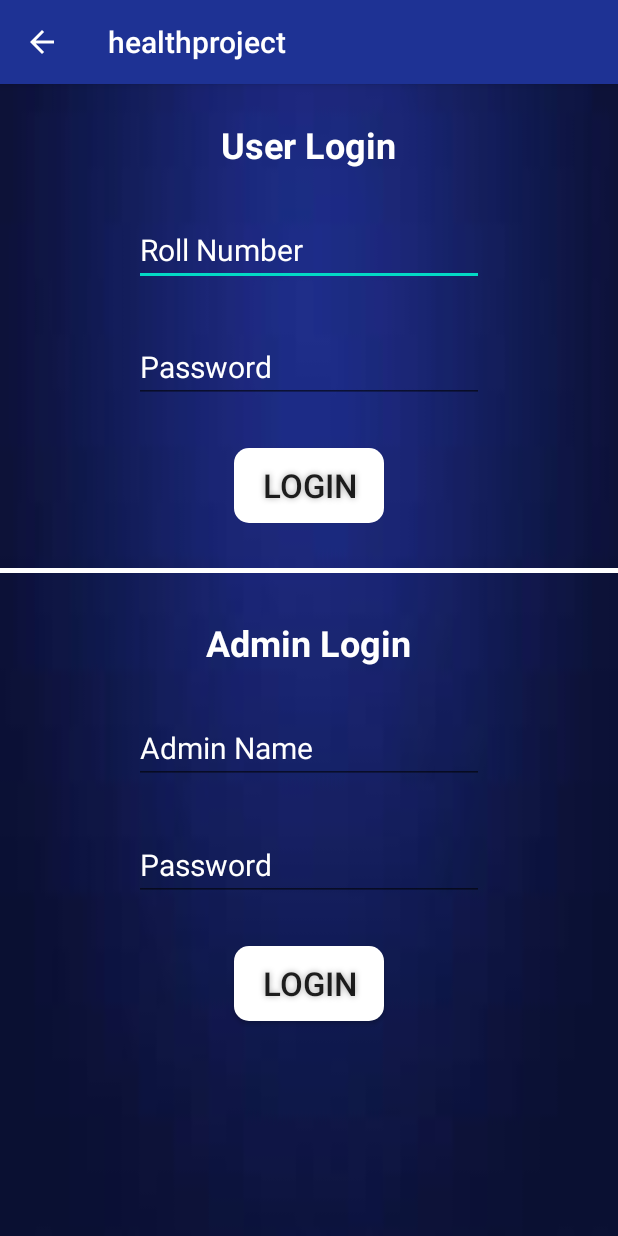
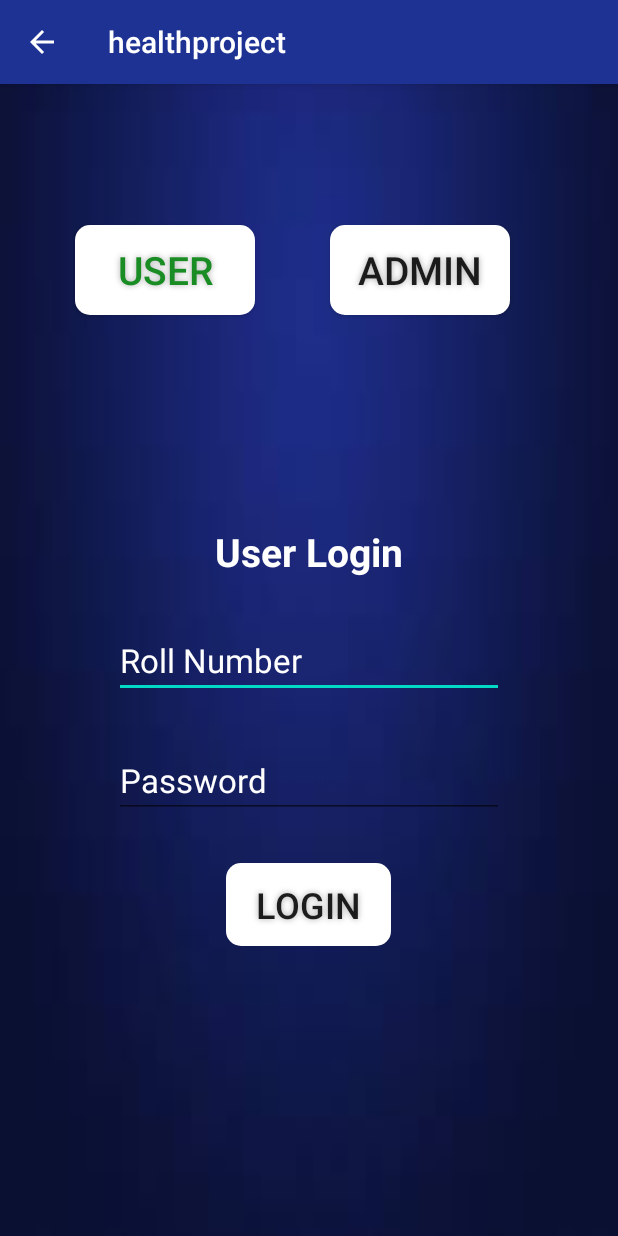
Before and after one commit to bsaibrahadeesh/RecordPlus, an Android app: the Loginpage screen opened directly, with no data from a screen before it, on a phone screen of 412 x 824 dp. Run offline under Robolectric (Android 15) with nearby library versions, the phone set to English and light mode, and no system bars; Roboto replaces fonts that are not available here.

Commit message:
Changed the login page with buttons and fragments

```diff
--- /dev/null
+++ b/app/src/main/java/com/example/healthproject/FirstFragment.java
@@ -0,0 +1,63 @@
+package com.example.healthproject;
+
+import android.content.Context;
+import android.content.Intent;
+import android.database.Cursor;
+import android.database.sqlite.SQLiteDatabase;
+import android.os.Bundle;
+import androidx.appcompat.app.AppCompatActivity;
+import androidx.appcompat.widget.Toolbar;
+import androidx.fragment.app.Fragment;
+
+import android.util.Log;
+import android.view.LayoutInflater;
+import android.view.MenuItem;
+import android.view.View;
+import android.view.ViewGroup;
+import android.widget.Button;
+import android.widget.EditText;
+import android.widget.Toast;
+
+public class FirstFragment extends Fragment implements View.OnClickListener {
+
+    View view;
+    Button login1;
+    EditText username1, pass1;
+    SQLiteDatabase db;
+
+    @Override
+    public View onCreateView(LayoutInflater inflater, ViewGroup container,
+                             Bundle savedInstanceState) {
+
+        // Inflate the layout for this fragment
+        view = inflater.inflate(R.layout.fragment_first, container, false);
+
+        username1 = view.findViewById(R.id.username1);
+        pass1 = view.findViewById(R.id.password1);
+        login1 = view.findViewById(R.id.login1);
+        login1.setOnClickListener(this);
+        db = getActivity().openOrCreateDatabase("StudentDB", Context.MODE_PRIVATE, null);
+        db.execSQL("CREATE TABLE IF NOT EXISTS Student(rollno VARCHAR,name VARCHAR,password VARCHAR,emailid VARCHAR,phonenumber VARCHAR,dateofbirth VARCHAR,parentnumber1 VARCHAR,parentnumber2 VARCHAR,hostel VARCHAR,roomno VARCHAR);");
+        return view;
+
+    }
+
+    @Override
+    public void onClick(View view) {
+            if (username1.getText().toString().length() == 0 || pass1.getText().toString().length() == 0) {
+                Toast.makeText(getActivity(), "Enter Rollno/password", Toast.LENGTH_SHORT).show();
+            }
+            Cursor c = db.rawQuery("SELECT * FROM Student WHERE rollno='" + username1.getText() + "' and password='" + pass1.getText() + "'", null);
+            if (c.moveToFirst()) {
+                username1.setText("");
+                pass1.setText("");
+                Intent i = new Intent(getActivity(), userbase.class);
+                i.putExtra("rollno", c.getString(0));
+                Toast.makeText(getActivity(), "Successfully Logged In", Toast.LENGTH_LONG).show();
+                startActivity(i);
+            } else {
+                Toast.makeText(getActivity(), "Invalid Rollno/password", Toast.LENGTH_SHORT).show();
+            }
+    }
+
+}
--- a/app/src/main/java/com/example/healthproject/Loginpage.java
+++ b/app/src/main/java/com/example/healthproject/Loginpage.java
@@ -1,47 +1,76 @@
 package com.example.healthproject;
 
 import androidx.appcompat.app.AppCompatActivity;
+import androidx.appcompat.content.res.AppCompatResources;
 import androidx.appcompat.widget.Toolbar;
+import androidx.core.view.ViewCompat;
+import androidx.fragment.app.Fragment;
+import androidx.fragment.app.FragmentManager;
+import androidx.fragment.app.FragmentTransaction;
 
-import android.content.Context;
-import android.content.Intent;
-import android.database.Cursor;
-import android.database.sqlite.SQLiteDatabase;
+import android.content.res.ColorStateList;
+import android.graphics.Color;
 import android.os.Bundle;
-import android.util.Log;
 import android.view.MenuItem;
 import android.view.View;
 import android.widget.Button;
-import android.widget.EditText;
 import android.widget.Toast;
 
-public class Loginpage extends AppCompatActivity implements View.OnClickListener {
-    EditText username1, pass1, username2, pass2;
-    Button login1, login2;
-    SQLiteDatabase db, db1;
+public class Loginpage extends AppCompatActivity {
+    Button firstFragment, secondFragment;
 
     @Override
     protected void onCreate(Bundle savedInstanceState) {
         super.onCreate(savedInstanceState);
         setContentView(R.layout.activity_loginpage);
 
+        firstFragment =  findViewById(R.id.frag1);
+        secondFragment = findViewById(R.id.frag2);
+
         Toolbar toolbar =findViewById(R.id.toolbar);
         setSupportActionBar(toolbar);
         getSupportActionBar().setDisplayHomeAsUpEnabled(true);
         getSupportActionBar().setDisplayShowHomeEnabled(true);
 
-        username1 = findViewById(R.id.username1);
-        pass1 = findViewById(R.id.password1);
-        login1 = findViewById(R.id.login1);
-        username2 = findViewById(R.id.username2);
-        pass2 = findViewById(R.id.password2);
-        login2 = findViewById(R.id.login2);
-        login1.setOnClickListener(this);
-        login2.setOnClickListener(this);
-        db = openOrCreateDatabase("StudentDB", Context.MODE_PRIVATE, null);
-        db.execSQL("CREATE TABLE IF NOT EXISTS Student(rollno VARCHAR,name VARCHAR,password VARCHAR,emailid VARCHAR,phonenumber VARCHAR,dateofbirth VARCHAR,parentnumber1 VARCHAR,parentnumber2 VARCHAR,hostel VARCHAR,roomno VARCHAR);");
-        db1 = openOrCreateDatabase("AdminDB", Context.MODE_PRIVATE, null);
-        db1.execSQL("CREATE TABLE IF NOT EXISTS Admin(username VARCHAR,name VARCHAR,password VARCHAR);");
+        loadFragment(new FirstFragment());
+        firstFragment.setTextColor(Color.rgb(25, 140, 35));
+
+        firstFragment.setOnClickListener(new View.OnClickListener() {
+            @Override
+            public void onClick(View v) {
+                // load First Fragment
+                loadFragment(new FirstFragment());
+                firstFragment.setTextColor(Color.rgb(25, 140, 35));
+                secondFragment.setTextColor(Color.BLACK);
+            }
+        });
+
+        // perform setOnClickListener event on Second Button
+        secondFragment.setOnClickListener(new View.OnClickListener() {
+            @Override
+            public void onClick(View v) {
+                // load Second Fragment
+                loadFragment(new SecondFragment());
+                secondFragment.setTextColor(Color.rgb(25, 140, 35));
+                firstFragment.setTextColor(Color.BLACK);
+            }
+        });
+    }
+
+
+    private void loadFragment(Fragment fragment) {
+        // create a FragmentManager
+        FragmentManager fm = getSupportFragmentManager();
+
+        // create a FragmentTransaction to begin the transaction and replace the Fragment
+        FragmentTransaction fragmentTransaction =
+                fm.beginTransaction();
+
+        // replace the FrameLayout with new Fragment
+        fragmentTransaction.replace(R.id.frameLayout, fragment);
+
+        //fragmentTransaction.add(R.id.firstFragment,fragment);
+        fragmentTransaction.commit(); // save the changes
     }
 
     @Override
@@ -53,47 +82,4 @@ public class Loginpage extends AppCompatActivity implements View.OnClickListener
 
         return super.onOptionsItemSelected(item);
     }
-
-    @Override
-    public void onClick(View view) {
-        if (view == login1) {
-            if (username1.getText().toString().length() == 0 || pass1.getText().toString().length() == 0) {
-                Toast.makeText(this, "Enter Rollno/password", Toast.LENGTH_SHORT).show();
-            }
-            Cursor c = db.rawQuery("SELECT * FROM Student WHERE rollno='" + username1.getText() + "' and password='" + pass1.getText() + "'", null);
-            if (c.moveToFirst()) {
-                username1.setText("");
-                pass1.setText("");
-                Intent i = new Intent(getApplicationContext(), userbase.class);
-                i.putExtra("rollno", c.getString(0));
-                Toast.makeText(getApplicationContext(), "Successfully Logged In", Toast.LENGTH_LONG).show();
-                startActivity(i);
-            } else {
-                Toast.makeText(this, "Invalid Rollno/password", Toast.LENGTH_SHORT).show();
-            }
-        } else {
-            try {
-                Cursor c = db1.rawQuery("SELECT * FROM Admin WHERE username='Admin'", null);
-                if (!(c.moveToFirst())) {
-                    db1.execSQL("INSERT INTO Admin VALUES('Admin','Admin','Admin');");
-                }
-            } catch (Exception e) {
-                Log.i("Error", e.getMessage().toString());
-            }
-            if (username2.getText().toString().length() == 0 || pass2.getText().toString().length() == 0) {
-                Toast.makeText(this, "Enter Username/password", Toast.LENGTH_SHORT).show();
-            }
-            Cursor c = db1.rawQuery("SELECT * FROM Admin WHERE username='" + username2.getText() + "' and password='" + pass2.getText() + "'", null);
-            if (c.moveToFirst()) {
-                username2.setText("");
-                pass2.setText("");
-                Intent i = new Intent(getApplicationContext(), adminbase.class);
-                i.putExtra("username", c.getString(0));
-                Toast.makeText(getApplicationContext(), "Successfully Logged In", Toast.LENGTH_LONG).show();
-                startActivity(i);
-            } else {
-                Toast.makeText(this, "Invalid Username/password", Toast.LENGTH_SHORT).show();
-            }
-        }
-    }
 }
--- a/app/src/main/res/layout/activity_loginpage.xml
+++ b/app/src/main/res/layout/activity_loginpage.xml
@@ -11,121 +11,40 @@
         android:id="@+id/toolbar"
         layout="@layout/toolbar" />
 
-    <TextView
-        android:id="@+id/userlog"
-        android:layout_marginTop="80dp"
-        android:layout_width="wrap_content"
-        android:layout_height="wrap_content"
-        android:layout_centerHorizontal="true"
-        android:text="User Login"
-        android:textStyle="bold"
-        android:textColor="@android:color/white"
-        android:textSize="24sp"/>
-
-    <EditText
-        android:id="@+id/username1"
-        android:layout_width="wrap_content"
-        android:layout_height="wrap_content"
-        android:layout_below="@+id/userlog"
-        android:layout_centerHorizontal="true"
-        android:layout_marginTop="30dp"
-        android:ems="10"
-        android:hint="Roll Number"
-        android:inputType="textPersonName"
-        android:textColor="#FFFFFF"
-        android:textColorHint="#FFFFFF"
-        android:textSize="20sp" />
-
-    <EditText
-        android:id="@+id/password1"
-        android:layout_width="wrap_content"
-        android:layout_height="wrap_content"
-        android:layout_marginTop="30dp"
-        android:layout_below="@+id/username1"
-        android:layout_centerHorizontal="true"
-        android:textSize="20sp"
-        android:ems="10"
-        android:hint="Password"
-        android:textColor="#FFFFFF"
-        android:textColorHint="#FFFFFF"
-        android:inputType="textPassword" />
-
     <Button
-        android:id="@+id/login1"
-        android:layout_marginTop="30dp"
-        android:layout_below="@+id/password1"
-        android:layout_centerHorizontal="true"
-        android:text="Login"
-        android:layout_width="100dp"
-        android:layout_height="50dp"
+        android:id="@+id/frag1"
+        android:layout_marginTop="150dp"
+        android:layout_marginLeft="50dp"
+        android:text="user"
+        android:layout_width="120dp"
+        android:layout_height="60dp"
         android:background="@drawable/buttonshape"
         android:shadowColor="#A8A8A8"
         android:shadowDx="0"
         android:shadowDy="0"
         android:shadowRadius="5"
-        android:textSize="22sp"/>
-
-    <View
-        android:id="@+id/sep2"
-        android:layout_width="fill_parent"
-        android:layout_height="3dp"
-        android:layout_below="@+id/login1"
-        android:layout_marginTop="30dp"
-        android:background="#FFFFFF" />
-
-    <TextView
-        android:id="@+id/adminlog"
-        android:layout_marginTop="30dp"
-        android:layout_width="wrap_content"
-        android:layout_height="wrap_content"
-        android:layout_centerHorizontal="true"
-        android:layout_below="@+id/sep2"
-        android:text="Admin Login"
-        android:textStyle="bold"
-        android:textColor="@android:color/white"
-        android:textSize="24sp"/>
-
-    <EditText
-        android:id="@+id/username2"
-        android:layout_width="wrap_content"
-        android:layout_height="wrap_content"
-        android:layout_marginTop="30dp"
-        android:layout_below="@+id/adminlog"
-        android:layout_centerHorizontal="true"
-        android:ems="10"
-        android:textSize="20sp"
-        android:hint="Admin Name"
-        android:textColor="#FFFFFF"
-        android:textColorHint="#FFFFFF"
-        android:inputType="textPersonName" />
-
-    <EditText
-        android:id="@+id/password2"
-        android:layout_width="wrap_content"
-        android:layout_height="wrap_content"
-        android:layout_marginTop="30dp"
-        android:textSize="20sp"
-        android:layout_below="@+id/username2"
-        android:layout_centerHorizontal="true"
-        android:ems="10"
-        android:hint="Password"
-        android:textColor="#FFFFFF"
-        android:textColorHint="#FFFFFF"
-        android:inputType="textPassword" />
+        android:textSize="26sp"/>
 
     <Button
-        android:id="@+id/login2"
-        android:layout_marginTop="30dp"
-        android:layout_below="@+id/password2"
-        android:layout_centerHorizontal="true"
-        android:text="Login"
-        android:layout_width="100dp"
-        android:layout_height="50dp"
+        android:id="@+id/frag2"
+        android:layout_marginTop="150dp"
+        android:layout_marginLeft="50dp"
+        android:layout_toRightOf="@+id/frag1"
+        android:text="admin"
+        android:layout_width="120dp"
+        android:layout_height="60dp"
         android:background="@drawable/buttonshape"
         android:shadowColor="#A8A8A8"
         android:shadowDx="0"
         android:shadowDy="0"
         android:shadowRadius="5"
-        android:textSize="22sp"/>
+        android:textSize="26sp"/>
+
+    <FrameLayout
+        android:id="@+id/frameLayout"
+        android:layout_width="match_parent"
+        android:layout_height="match_parent"
+        android:layout_below="@+id/frag2"
+        android:layout_marginTop="60dp"/>
 
 </RelativeLayout>
--- /dev/null
+++ b/app/src/main/res/layout/fragment_first.xml
@@ -0,0 +1,62 @@
+<?xml version="1.0" encoding="utf-8"?>
+<RelativeLayout xmlns:android="http://schemas.android.com/apk/res/android"
+    xmlns:tools="http://schemas.android.com/tools"
+    android:layout_width="match_parent"
+    android:layout_height="match_parent"
+    tools:context=".FirstFragment">
+
+    <TextView
+        android:id="@+id/userlog"
+        android:layout_marginTop="80dp"
+        android:layout_width="wrap_content"
+        android:layout_height="wrap_content"
+        android:layout_centerHorizontal="true"
+        android:text="User Login"
+        android:textStyle="bold"
+        android:textColor="@android:color/white"
+        android:textSize="26sp"/>
+
+    <EditText
+        android:id="@+id/username1"
+        android:layout_width="wrap_content"
+        android:layout_height="wrap_content"
+        android:layout_below="@+id/userlog"
+        android:layout_centerHorizontal="true"
+        android:layout_marginTop="30dp"
+        android:ems="10"
+        android:hint="Roll Number"
+        android:inputType="textPersonName"
+        android:textColor="#FFFFFF"
+        android:textColorHint="#FFFFFF"
+        android:textSize="22sp" />
+
+    <EditText
+        android:id="@+id/password1"
+        android:layout_width="wrap_content"
+        android:layout_height="wrap_content"
+        android:layout_marginTop="30dp"
+        android:layout_below="@+id/username1"
+        android:layout_centerHorizontal="true"
+        android:textSize="22sp"
+        android:ems="10"
+        android:hint="Password"
+        android:textColor="#FFFFFF"
+        android:textColorHint="#FFFFFF"
+        android:inputType="textPassword" />
+
+    <Button
+        android:id="@+id/login1"
+        android:layout_marginTop="30dp"
+        android:layout_below="@+id/password1"
+        android:layout_centerHorizontal="true"
+        android:text="Login"
+        android:layout_width="110dp"
+        android:layout_height="55dp"
+        android:background="@drawable/buttonshape"
+        android:shadowColor="#A8A8A8"
+        android:shadowDx="0"
+        android:shadowDy="0"
+        android:shadowRadius="5"
+        android:textSize="24sp"/>
+
+</RelativeLayout>
```
Also changed, not shown: app/src/main/java/com/example/healthproject/SecondFragment.java (added, +65 -0 lines), app/src/main/res/layout/fragment_second.xml (added, +63 -0 lines).
